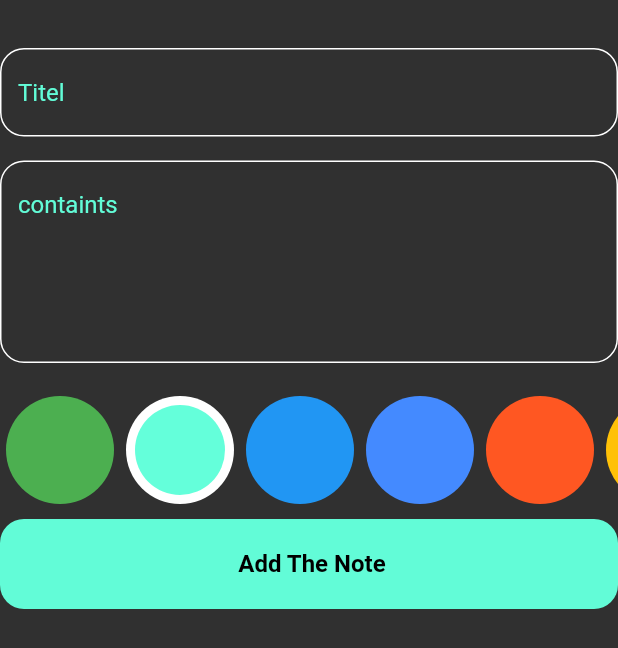
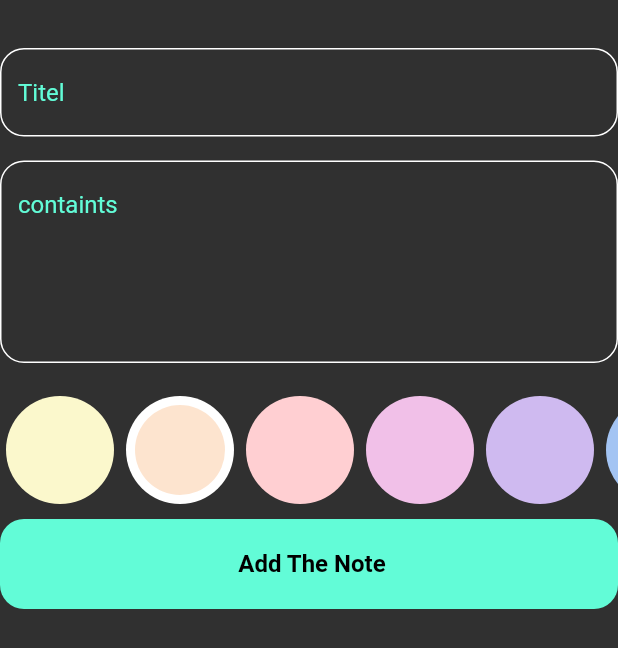
Before and after one commit to jamelalhamd/notes-app, a Flutter app: the AddNoteForm widget shown alone on an empty page, opened directly, on a phone screen of 412 x 824 dp. Shown: the top 648 px of the screen. Run offline on Flutter 3.47's test engine with Material 2 defaults, Android fonts, the phone set to English and light mode, and no system bars; our stand-ins replace bloc, flutter_bloc, hive, hive_flutter; accounts and stored records are empty; Roboto replaces fonts that are missing (ssets/fonts/Poppins-Regular.ttf).

Commit message:
add color to addbottom sheet done

```diff
--- a/lib/Widget/addbottmsheet.dart
+++ b/lib/Widget/addbottmsheet.dart
@@ -81,7 +81,9 @@ class _AddNoteFormState extends State<AddNoteForm> {
               }),
           const SizedBox(height: 20),
 
-          ColorsListview(isactive: true),
+          ColorsListview(),
+
+
           BlocBuilder<AddnoteCubit, AddnoteState>(
             builder: (context, state) {
               return CostumButtom(
--- a/lib/cubit/addnot/addnote_cubit.dart
+++ b/lib/cubit/addnot/addnote_cubit.dart
@@ -1,3 +1,5 @@
+import 'dart:ui';
+
 import 'package:bloc/bloc.dart';
 import 'package:hive_flutter/adapters.dart';
 import 'package:meta/meta.dart';
@@ -10,6 +12,7 @@ part 'addnote_state.dart';
 class AddnoteCubit extends Cubit<AddnoteState> {
   AddnoteCubit() : super(AddnoteInitial());
 
+  Color? color=Color(0xffAC1);
 
 
   addNote(NoteModel note)
@@ -22,6 +25,7 @@ class AddnoteCubit extends Cubit<AddnoteState> {
 
     var notebox=  Hive.box<NoteModel>(kNoteBox);
    await notebox.add(note);
+   note.color=color!.value;
 
     emit(Addnotesuccess());
 
--- a/lib/widgetview/Editview.dart
+++ b/lib/widgetview/Editview.dart
@@ -1,8 +1,9 @@
 import 'package:flutter/material.dart';
-import 'package:flutter_bloc/flutter_bloc.dart';
+
 import 'package:tharwat2/Widget/NotesAppBar.dart';
 import 'package:tharwat2/Widget/models/models.dart';
-import 'package:tharwat2/cubit/viewnote/notcubit_cubit.dart';
+
+import 'package:tharwat2/widgetview/colors_listview.dart';
 
 import 'package:tharwat2/widgetview/textfield.dart';
 
@@ -55,6 +56,8 @@ class _EditviewbodyState extends State<Editviewbody> {
 
                 },
               hintext:  widget.notes.subtitle,maxline: 5),
+          SizedBox(height: 8),
+          ColorsListview(),
 
 
         ],
--- a/lib/widgetview/colors_listview.dart
+++ b/lib/widgetview/colors_listview.dart
@@ -1,53 +1,52 @@
 import 'package:flutter/material.dart';
+import 'package:flutter_bloc/flutter_bloc.dart';
 
-class Coloritem extends StatelessWidget {
+import '../cubit/addnot/addnote_cubit.dart';
+
+class Coloritem extends StatefulWidget {
   const Coloritem({super.key, required this.index, required this.isactive});
   final bool isactive;
   final int index;
 
   @override
+  State<Coloritem> createState() => _ColoritemState();
+}
+
+class _ColoritemState extends State<Coloritem> {
+  @override
   Widget build(BuildContext context) {
-    List<Color> colorslist = [
-      Colors.green,
-      Colors.tealAccent,
-      Colors.blue,
-      Colors.blueAccent,
-      Colors.deepOrange,
-      Colors.amber,
-      Colors.cyan,
-      Colors.brown,
-      Colors.lightGreen,
-      Colors.purpleAccent,
-      Colors.yellowAccent
-    ];
+
     return Padding(
       padding: const EdgeInsets.all(2.0),
-      child: isactive
-          ? CircleAvatar(
+      child: widget.isactive ? CircleAvatar(
               backgroundColor: Colors.white,
               radius: 38,
               child: CircleAvatar(
                 radius: 30,
-                backgroundColor: colorslist[index],
+                backgroundColor: colorslist[widget.index],
               ),
             )
           : CircleAvatar(
               radius: 38,
-              backgroundColor: colorslist[index],
+              backgroundColor: colorslist[widget.index],
+
+
             ),
     );
   }
 }
 
 class ColorsListview extends StatefulWidget {
-  const ColorsListview({super.key, required this.isactive});
-  final bool isactive;
+  const ColorsListview({super.key});
+
 
   @override
   State<ColorsListview> createState() => _ColorsListviewState();
 }
 
 class _ColorsListviewState extends State<ColorsListview> {
+
+
   int current_index = 1;
   @override
   Widget build(BuildContext context) {
@@ -61,16 +60,41 @@ class _ColorsListviewState extends State<ColorsListview> {
               GestureDetector(
                   onTap: (){
                     current_index=index;
+                 BlocProvider.of<AddnoteCubit>(context).color=colorslist[index];
                     setState(() {
 
                     });
 
                   },
                   child: Coloritem(index: index, isactive: current_index ==index, )),
-          itemCount: 11,
+          itemCount: colorslist.length,
           scrollDirection: Axis.horizontal,
         ),
       ),
     );
   }
 }
+
+
+List<Color> colorslist = const [
+Color(0xffFBF8CC),
+  Color(0xffFDE4CF),
+  Color(0xffFFCFD2),
+  Color(0xffF1C0E8),
+  Color(0xffCFBAF0),
+  Color(0xffA3C4F3),
+  Color(0xff90DBF4),
+  Color(0xff957fef),
+  Color(0xff5aa9e6),
+  Color(0xffff6392),
+  Color(0xff60d394),
+  Color(0xff8EECF5),
+  Color(0xff98F5E1),
+  Color(0xffB9FBC0),
+  Color(0xfff9f9f9),
+  Color(0xffded6d1),
+
+  Color(0xffffe45e),
+  Color(0xffccd5ae),
+
+];
--- a/lib/widgetview/listview.dart
+++ b/lib/widgetview/listview.dart
@@ -37,7 +37,8 @@ class  Notelistview extends StatelessWidget {
 
 
             itemBuilder: (context, index) =>Padding(
-              padding: const EdgeInsets.symmetric(vertical: 8),
+              padding: const EdgeInsets.symmetric(vertical: 4),
+
               child: NoteListvieItem(note: notes[index],),
             ) ,
 
```
